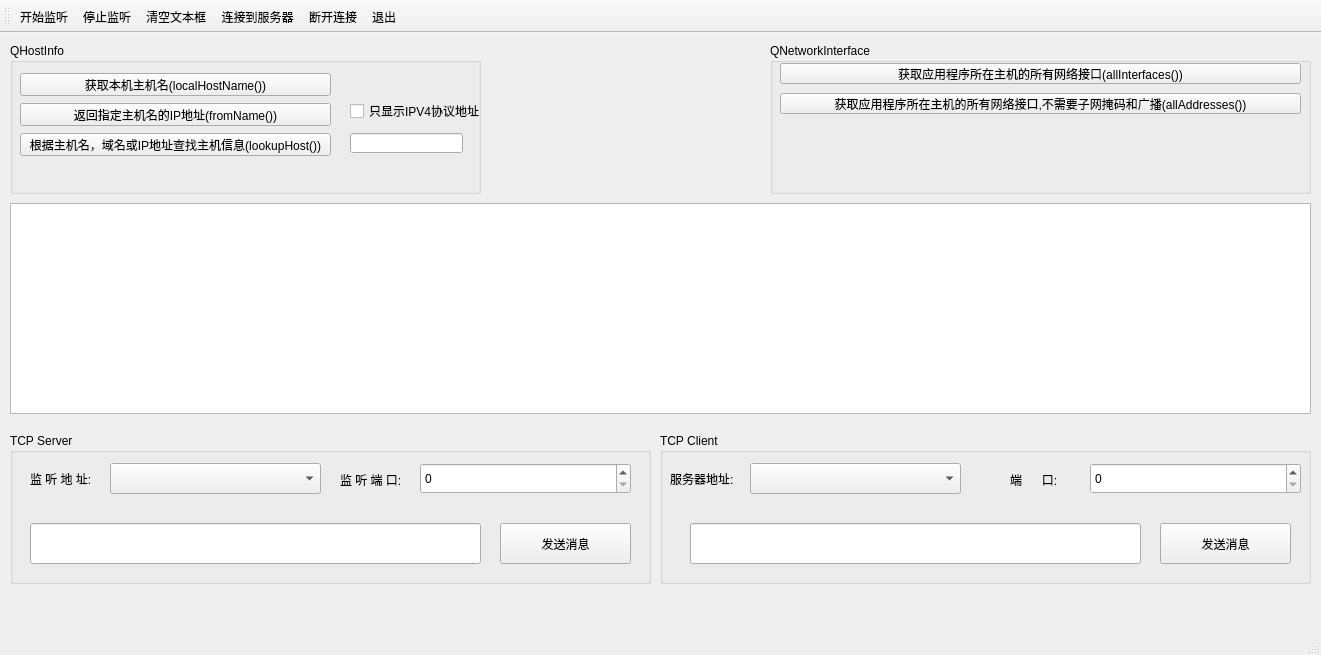
Old version of the form mainwindow.ui in the repository joe-mao/Network.
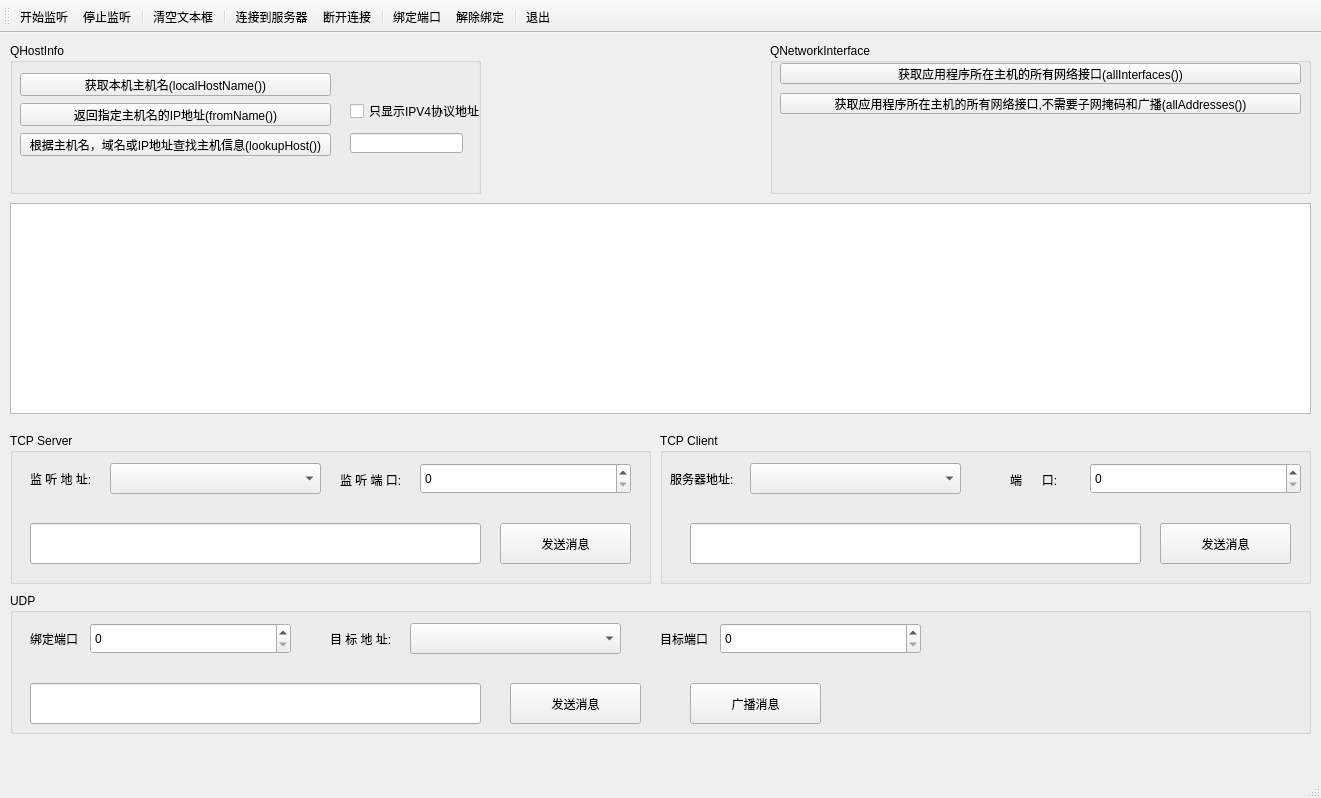
New version of the form. Icons and pictures are not drawn.

Patch:
```diff
--- a/mainwindow.ui
+++ b/mainwindow.ui
@@ -7,7 +7,7 @@
     <x>0</x>
     <y>0</y>
     <width>1321</width>
-    <height>655</height>
+    <height>798</height>
    </rect>
   </property>
   <property name="windowTitle">
@@ -308,6 +308,130 @@
      </property>
     </widget>
    </widget>
+   <widget class="QGroupBox" name="groupBox_5">
+    <property name="geometry">
+     <rect>
+      <x>10</x>
+      <y>560</y>
+      <width>1301</width>
+      <height>141</height>
+     </rect>
+    </property>
+    <property name="title">
+     <string>UDP</string>
+    </property>
+    <widget class="QLabel" name="label_5">
+     <property name="geometry">
+      <rect>
+       <x>20</x>
+       <y>30</y>
+       <width>51</width>
+       <height>31</height>
+      </rect>
+     </property>
+     <property name="text">
+      <string>绑定端口</string>
+     </property>
+    </widget>
+    <widget class="QSpinBox" name="spinBindPort">
+     <property name="geometry">
+      <rect>
+       <x>80</x>
+       <y>30</y>
+       <width>201</width>
+       <height>31</height>
+      </rect>
+     </property>
+     <property name="maximum">
+      <number>999999</number>
+     </property>
+    </widget>
+    <widget class="QComboBox" name="comboIPUDP">
+     <property name="geometry">
+      <rect>
+       <x>400</x>
+       <y>30</y>
+       <width>211</width>
+       <height>31</height>
+      </rect>
+     </property>
+    </widget>
+    <widget class="QLabel" name="label_6">
+     <property name="geometry">
+      <rect>
+       <x>320</x>
+       <y>30</y>
+       <width>71</width>
+       <height>31</height>
+      </rect>
+     </property>
+     <property name="text">
+      <string>目 标 地 址:</string>
+     </property>
+    </widget>
+    <widget class="QSpinBox" name="spinTargetPort">
+     <property name="geometry">
+      <rect>
+       <x>710</x>
+       <y>30</y>
+       <width>201</width>
+       <height>31</height>
+      </rect>
+     </property>
+     <property name="maximum">
+      <number>999999</number>
+     </property>
+    </widget>
+    <widget class="QLabel" name="label_7">
+     <property name="geometry">
+      <rect>
+       <x>650</x>
+       <y>30</y>
+       <width>51</width>
+       <height>31</height>
+      </rect>
+     </property>
+     <property name="text">
+      <string>目标端口</string>
+     </property>
+    </widget>
+    <widget class="QPushButton" name="btnSendUDP">
+     <property name="geometry">
+      <rect>
+       <x>500</x>
+       <y>90</y>
+       <width>131</width>
+       <height>41</height>
+      </rect>
+     </property>
+     <property name="text">
+      <string>发送消息</string>
+     </property>
+    </widget>
+    <widget class="QLineEdit" name="editMsgUDP">
+     <property name="geometry">
+      <rect>
+       <x>20</x>
+       <y>90</y>
+       <width>451</width>
+       <height>41</height>
+      </rect>
+     </property>
+    </widget>
+    <widget class="QPushButton" name="btnBroadcastUDP">
+     <property name="geometry">
+      <rect>
+       <x>680</x>
+       <y>90</y>
+       <width>131</width>
+       <height>41</height>
+      </rect>
+     </property>
+     <property name="text">
+      <string>广播消息</string>
+     </property>
+    </widget>
+   </widget>
   </widget>
   <widget class="QMenuBar" name="menuBar">
    <property name="geometry">
@@ -331,9 +455,15 @@
    </attribute>
    <addaction name="actStartListening"/>
    <addaction name="actStopListening"/>
+   <addaction name="separator"/>
    <addaction name="actClearPlainText"/>
+   <addaction name="separator"/>
    <addaction name="actConnectToServer"/>
    <addaction name="actDisconnectFromServer"/>
+   <addaction name="separator"/>
+   <addaction name="actBind"/>
+   <addaction name="actStop"/>
+   <addaction name="separator"/>
    <addaction name="actExit"/>
   </widget>
   <widget class="QStatusBar" name="statusBar"/>
@@ -409,6 +539,30 @@
     <string>从服务器断开连接</string>
    </property>
   </action>
+  <action name="actBind">
+   <property name="icon">
+    <iconset resource="res.qrc">
+     <normaloff>:/image/connect/actBind.PNG</normaloff>:/image/connect/actBind.PNG</iconset>
+   </property>
+   <property name="text">
+    <string>绑定端口</string>
+   </property>
+   <property name="toolTip">
+    <string>UDP绑定端口</string>
+   </property>
+  </action>
+  <action name="actStop">
+   <property name="icon">
+    <iconset resource="res.qrc">
+     <normaloff>:/image/connect/actStop.PNG</normaloff>:/image/connect/actStop.PNG</iconset>
+   </property>
+   <property name="text">
+    <string>解除绑定</string>
+   </property>
+   <property name="toolTip">
+    <string>UDP解除端口绑定</string>
+   </property>
+  </action>
  </widget>
  <layoutdefault spacing="6" margin="11"/>
  <resources>
```
